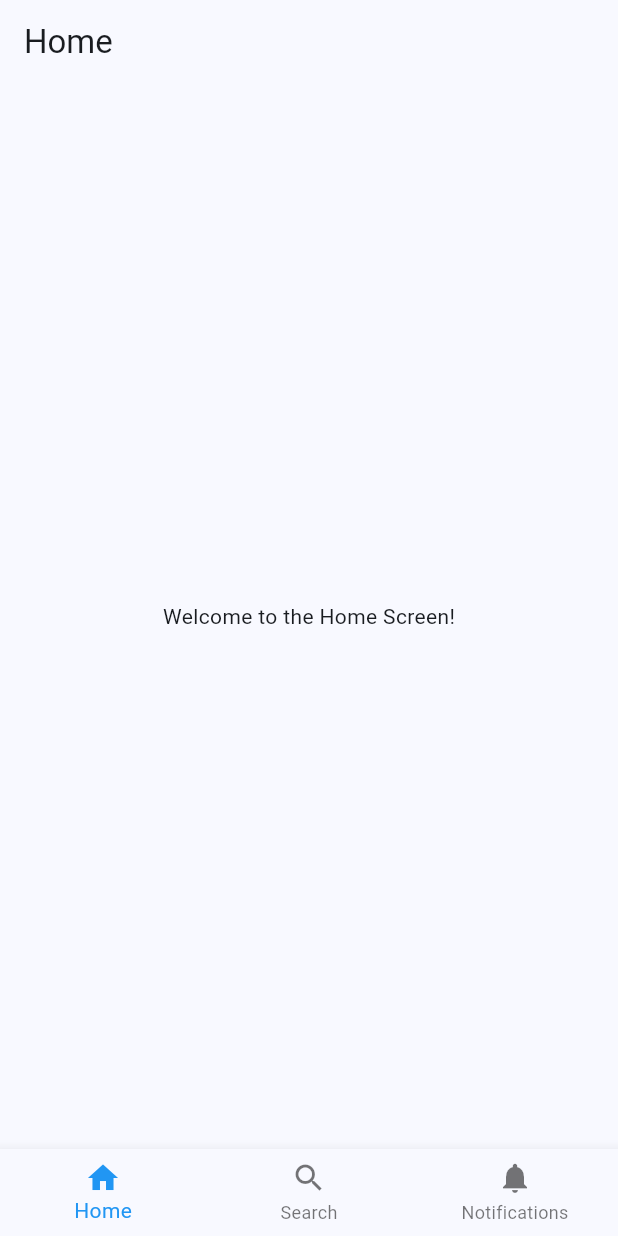
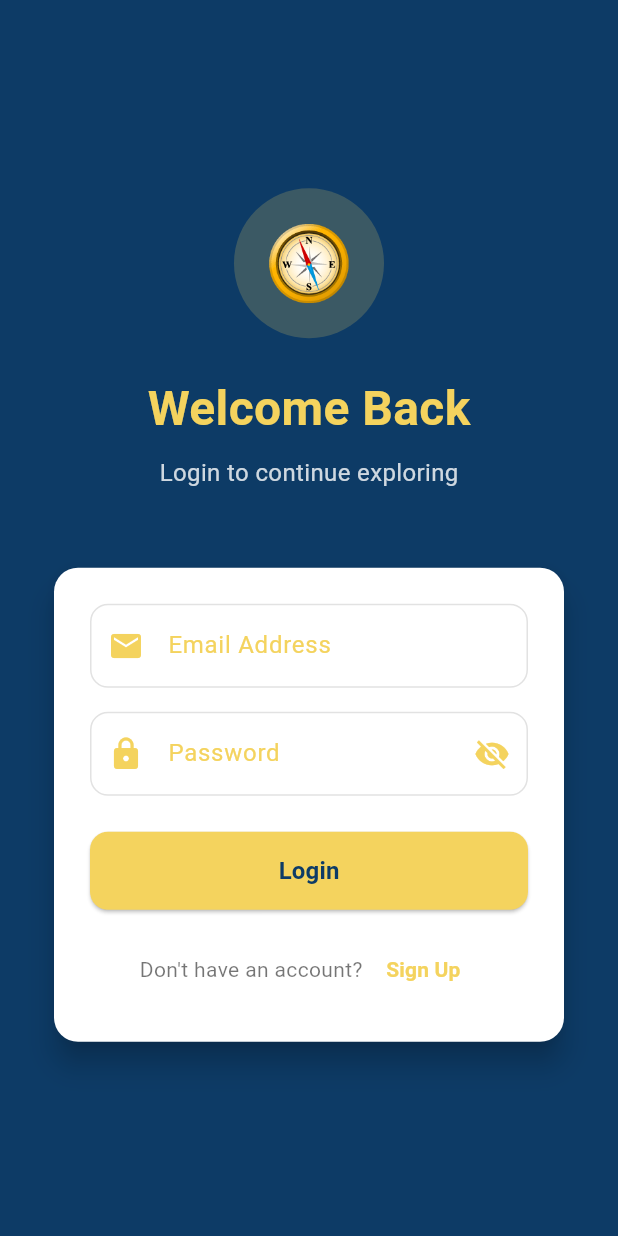
Before and after one commit to diti0-dot/oaze_2, a Flutter app: the screen it shows after launch, on a phone screen of 412 x 824 dp. Run offline on Flutter 3.47's test engine with Material 3 defaults, Android fonts, the phone set to English and light mode, and no system bars; our stand-ins replace firebase_auth, firebase_core; accounts and stored records are empty.

Commit message:
Add Login page and connect to firebase

```diff
--- a/lib/main.dart
+++ b/lib/main.dart
@@ -1,29 +1,53 @@
 import 'package:flutter/material.dart';
+import 'package:firebase_core/firebase_core.dart';
+import 'package:firebase_auth/firebase_auth.dart';
+import 'firebase_options.dart';
+import 'package:oaze2/screens/login_screen.dart';
 import 'package:oaze2/screens/splash_screen.dart';
 import 'package:oaze2/screens/second_screen.dart';
 import 'package:oaze2/screens/third_screen.dart';
 
-void main() {
-  runApp(const MyApp());
+void main() async {
+  WidgetsFlutterBinding.ensureInitialized();
+  await Firebase.initializeApp(
+    options: DefaultFirebaseOptions.currentPlatform,
+  );
+  runApp(MyApp());
 }
 
 class MyApp extends StatelessWidget {
-  const MyApp({super.key});
+  MyApp({super.key});
 
   @override
   Widget build(BuildContext context) {
     return MaterialApp(
-      title: 'Flutter MAD App',
-      home: MainScreen(),
+      debugShowCheckedModeBanner: false,
+      title: 'Oaze',
       theme: ThemeData(
         colorScheme: ColorScheme.fromSeed(seedColor: Colors.blue),
         useMaterial3: true,
       ),
+      home: AuthWrapper(),
     );
   }
 }
 
+class AuthWrapper extends StatelessWidget {
+  @override
+  Widget build(BuildContext context) {
+    final user = FirebaseAuth.instance.currentUser;
+
+    if (user != null) {
+      return MainScreen();
+    } else {
+      return LoginScreen();
+    }
+  }
+}
+
 class MainScreen extends StatefulWidget {
+  MainScreen({super.key});
+
   @override
   _MainScreenState createState() => _MainScreenState();
 }
@@ -49,18 +73,9 @@ class _MainScreenState extends State<MainScreen> {
       body: _screens.elementAt(_selectedIndex),
       bottomNavigationBar: BottomNavigationBar(
         items: const <BottomNavigationBarItem>[
-          BottomNavigationBarItem(
-            icon: Icon(Icons.home),
-            label: 'Home',
-          ),
-          BottomNavigationBarItem(
-            icon: Icon(Icons.search),
-            label: 'Search',
-          ),
-          BottomNavigationBarItem(
-            icon: Icon(Icons.notifications),
-            label: 'Notifications',
-          ),
+          BottomNavigationBarItem(icon: Icon(Icons.home), label: 'Home'),
+          BottomNavigationBarItem(icon: Icon(Icons.search), label: 'Search'),
+          BottomNavigationBarItem(icon: Icon(Icons.notifications), label: 'Notifications'),
         ],
         currentIndex: _selectedIndex,
         selectedItemColor: Colors.blue,
--- /dev/null
+++ b/lib/screens/login_screen.dart
@@ -0,0 +1,227 @@
+import 'package:flutter/material.dart';
+import 'package:firebase_auth/firebase_auth.dart';
+//import 'package:cloud_firestore/cloud_firestore.dart';
+
+import 'package:oaze2/main.dart';
+
+class LoginScreen extends StatefulWidget {
+  const LoginScreen({super.key});
+
+  @override
+  State<LoginScreen> createState() => _LoginScreenState();
+}
+
+class _LoginScreenState extends State<LoginScreen> {
+  final TextEditingController _emailController = TextEditingController();
+  final TextEditingController _passwordController = TextEditingController();
+
+  bool _isLoading = false;
+  bool _showPassword = false;
+
+  final Color backgroundColor = const Color(0xFF0D3B66);
+  final Color accentColor = const Color(0xFFf4d35e);
+
+  Future<void> _login() async {
+    if (_emailController.text.trim().isEmpty || _passwordController.text.trim().isEmpty) {
+      ScaffoldMessenger.of(context).showSnackBar(
+        const SnackBar(content: Text('Please fill all fields')),
+      );
+      return;
+    }
+
+    setState(() => _isLoading = true);
+
+    try {
+      UserCredential userCredential = await FirebaseAuth.instance.signInWithEmailAndPassword(
+        email: _emailController.text.trim(),
+        password: _passwordController.text.trim(),
+      );
+
+      if (userCredential.user != null) {
+
+        if (mounted) {
+          Navigator.pushAndRemoveUntil(
+            context,
+            MaterialPageRoute(builder: (context) => MainScreen()),
+                (route) => false,
+          );
+        }
+      }
+    } on FirebaseAuthException catch (e) {
+      ScaffoldMessenger.of(context).showSnackBar(
+        SnackBar(content: Text('Login failed: ${e.message}')),
+      );
+    } finally {
+      if (mounted) {
+        setState(() => _isLoading = false);
+      }
+    }
+  }
+
+  @override
+  Widget build(BuildContext context) {
+    return Scaffold(
+      backgroundColor: backgroundColor,
+      body: Center(
+        child: SingleChildScrollView(
+          padding: const EdgeInsets.all(32.0),
+          child: Column(
+            mainAxisAlignment: MainAxisAlignment.center,
+            crossAxisAlignment: CrossAxisAlignment.center,
+            children: [
+              // App Logo/Title
+              Container(
+                width: 100,
+                height: 100,
+                decoration: BoxDecoration(
+                  color: accentColor.withOpacity(0.2),
+                  shape: BoxShape.circle,
+                ),
+                alignment: Alignment.center,
+                child: const Text('🧭', style: TextStyle(fontSize: 48)),
+              ),
+
+              const SizedBox(height: 24),
+
+              Text(
+                'Welcome Back',
+                style: TextStyle(
+                  fontSize: 32,
+                  fontWeight: FontWeight.bold,
+                  color: accentColor,
+                ),
+              ),
+
+              const SizedBox(height: 8),
+
+              Text(
+                'Login to continue exploring',
+                style: TextStyle(
+                  fontSize: 16,
+                  color: Colors.white.withOpacity(0.8),
+                ),
+              ),
+
+              const SizedBox(height: 48),
+
+              Card(
+                elevation: 8,
+                shape: RoundedRectangleBorder(
+                  borderRadius: BorderRadius.circular(16),
+                ),
+                color: Colors.white,
+                child: Padding(
+                  padding: const EdgeInsets.all(24.0),
+                  child: Column(
+                    children: [
+                      // Email Field
+                      TextField(
+                        controller: _emailController,
+                        enabled: !_isLoading,
+                        decoration: InputDecoration(
+                          labelText: 'Email Address',
+                          labelStyle: TextStyle(color: accentColor),
+                          prefixIcon: Icon(Icons.email, color: accentColor),
+                          enabledBorder: OutlineInputBorder(
+                            borderRadius: BorderRadius.circular(12),
+                            borderSide: BorderSide(color: Colors.grey.withOpacity(0.3)),
+                          ),
+                          focusedBorder: OutlineInputBorder(
+                            borderRadius: BorderRadius.circular(12),
+                            borderSide: BorderSide(color: accentColor),
+                          ),
+                        ),
+                      ),
+
+                      const SizedBox(height: 16),
+
+                      // Password Field
+                      TextField(
+                        controller: _passwordController,
+                        enabled: !_isLoading,
+                        obscureText: !_showPassword,
+                        decoration: InputDecoration(
+                          labelText: 'Password',
+                          labelStyle: TextStyle(color: accentColor),
+                          prefixIcon: Icon(Icons.lock, color: accentColor),
+                          suffixIcon: IconButton(
+                            icon: Icon(
+                              _showPassword ? Icons.visibility : Icons.visibility_off,
+                              color: accentColor,
+                            ),
+                            onPressed: () {
+                              setState(() => _showPassword = !_showPassword);
+                            },
+                          ),
+                          enabledBorder: OutlineInputBorder(
+                            borderRadius: BorderRadius.circular(12),
+                            borderSide: BorderSide(color: Colors.grey.withOpacity(0.3)),
+                          ),
+                          focusedBorder: OutlineInputBorder(
+                            borderRadius: BorderRadius.circular(12),
+                            borderSide: BorderSide(color: accentColor),
+                          ),
+                        ),
+                      ),
+
+                      const SizedBox(height: 24),
+
+                      // Login Button
+                      SizedBox(
+                        width: double.infinity,
+                        height: 52,
+                        child: ElevatedButton(
+                          onPressed: _isLoading ? null : _login,
+                          style: ElevatedButton.styleFrom(
+                            backgroundColor: accentColor,
+                            shape: RoundedRectangleBorder(
+                              borderRadius: BorderRadius.circular(12),
+                            ),
+                          ),
+                          child: _isLoading
+                              ? CircularProgressIndicator(color: backgroundColor)
+                              : Text(
+                            'Login',
+                            style: TextStyle(
+                              fontSize: 16,
+                              fontWeight: FontWeight.bold,
+                              color: backgroundColor,
+                            ),
+                          ),
+                        ),
+                      ),
+
+                      const SizedBox(height: 16),
+
+                      // Sign Up Link
+                      Row(
+                        mainAxisAlignment: MainAxisAlignment.center,
+                        children: [
+                          const Text(
+                            "Don't have an account? ",
+                            style: TextStyle(color: Colors.black54),
+                          ),
+                          TextButton(
+                            onPressed: _isLoading ? null : () {
+                            },
+                            child: Text(
+                              'Sign Up',
+                              style: TextStyle(
+                                color: accentColor,
+                                fontWeight: FontWeight.bold,
+                              ),
+                            ),
+                          ),
+                        ],
+                      ),
+                    ],
+                  ),
+                ),
+              ),
+            ],
+          ),
+        ),
+      ),
+    );
+  }
+}
--- a/pubspec.yaml
+++ b/pubspec.yaml
@@ -30,6 +30,8 @@ environment:
 dependencies:
   flutter:
     sdk: flutter
+  firebase_core: ^3.0.0
+  firebase_auth: ^5.0.0
 
   # The following adds the Cupertino Icons font to your application.
   # Use with the CupertinoIcons class for iOS style icons.
```
Also changed, not shown: firebase.json (added), lib/firebase_options.dart (added), pubspec.lock, 6 other files.
